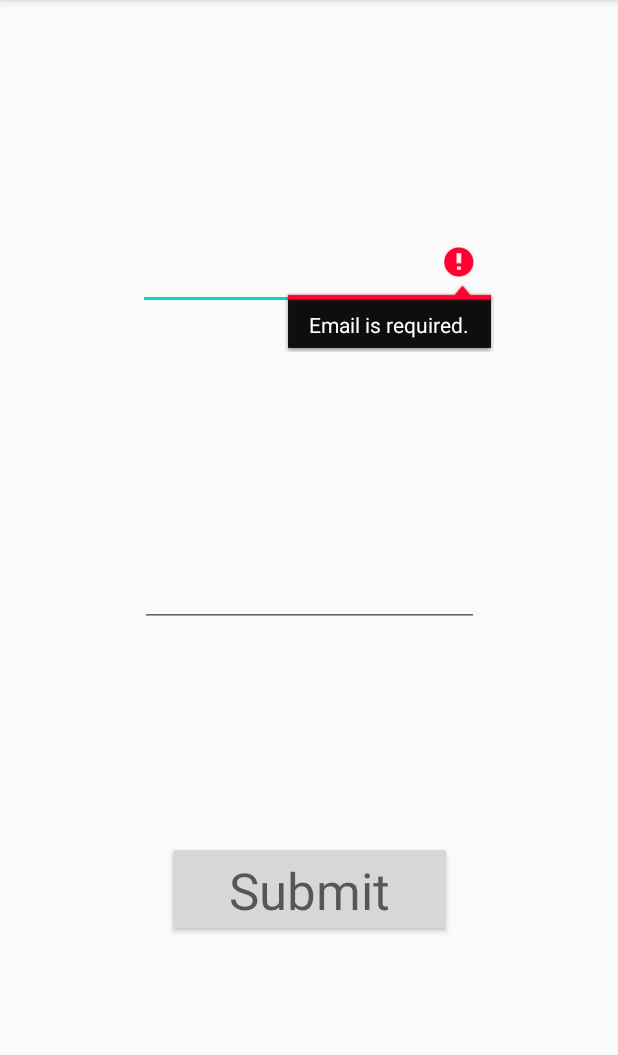
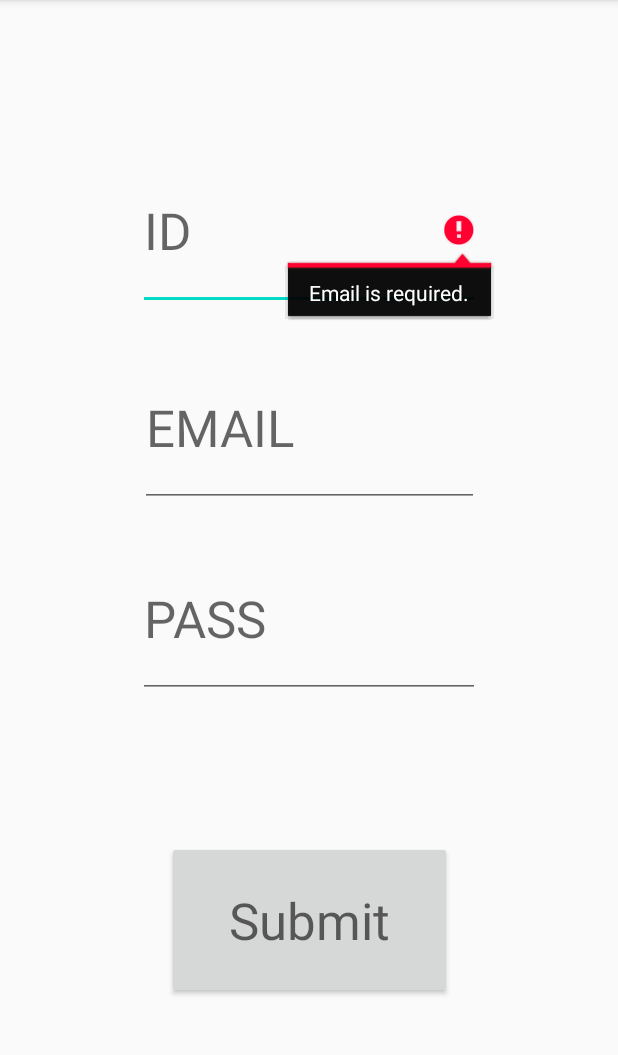
Before and after one commit to bhargavd2/voting_app, an Android app: the addvoter screen opened directly, with no data from a screen before it, after a tap on "Submit", on a phone screen of 412 x 824 dp, the part 84-1139 px from its top. Run offline under Robolectric (Android 15) with nearby library versions, the phone set to English and light mode, and no system bars; our stand-ins replace Firebase (no records; nobody signed in at launch, a user with empty details on screens opened directly).

Commit message:
minor updates in - addvoter.java - viewvoter.java - activity_add_candidate.xml - activity_addvoter.xml - activity_removecandidate.xml - activity_removevoter.xml

```diff
--- a/app/src/main/java/com/example/voting/addvoter.java
+++ b/app/src/main/java/com/example/voting/addvoter.java
@@ -29,7 +29,7 @@ public class addvoter extends AppCompatActivity {
     Button b;
     FirebaseAuth fauth;
     FirebaseDatabase ab;
-    String email,pass;
+    String id,email,pass;
 
     @Override
     protected void onCreate(Bundle savedInstanceState) {
@@ -38,6 +38,7 @@ public class addvoter extends AppCompatActivity {
 
         e1=findViewById(R.id.editText);
         e2=findViewById(R.id.editText2);
+        e3=findViewById(R.id.editText3);
         fauth=FirebaseAuth.getInstance();
         b=findViewById(R.id.button);
         b.setOnClickListener(new View.OnClickListener()
@@ -45,14 +46,19 @@ public class addvoter extends AppCompatActivity {
             @Override
             public void onClick(View v)
             {
-                email=e1.getText().toString().trim();
-                pass=e2.getText().toString().trim();
+                email=e2.getText().toString().trim();
+                pass=e3.getText().toString().trim();
+                id=e1.getText().toString().trim();
                 if(TextUtils.isEmpty(email)){
                     e1.setError("Email is required.");
                     return;
                 }
                 if(TextUtils.isEmpty(pass)){
                     e2.setError("Password is required.");
+                    return;
+                }
+                if(TextUtils.isEmpty(id)){
+                    e2.setError("id is required.");
                     return;
                 }
                 if(pass.length()<6){
@@ -66,9 +72,8 @@ public class addvoter extends AppCompatActivity {
                     public void onComplete(@NonNull Task<AuthResult> task) {
                         if(task.isSuccessful()){
 
-                            member m=new member(FirebaseAuth.getInstance().getCurrentUser().getEmail(),"false");
-                            FirebaseDatabase.getInstance().getReference("voters")
-                                    .child(FirebaseAuth.getInstance().getCurrentUser().getUid())
+                            member m=new member(FirebaseAuth.getInstance().getCurrentUser().getEmail(),"false",id,FirebaseAuth.getInstance().getCurrentUser().getUid());
+                            FirebaseDatabase.getInstance().getReference("voters").child(id)
                                     .setValue(m).addOnCompleteListener(new OnCompleteListener<Void>() {
                                 @Override
                                 public void onComplete(@NonNull Task<Void> task) {
@@ -106,14 +111,18 @@ public class addvoter extends AppCompatActivity {
 class member
 {
     public String status;
-    public String eamil;
+    public String email;
+    public String id;
+    public String uid;
 
     member()
     {}
 
-    member(String a,String b)
+    member(String a,String b,String C,String d)
     {
         status=b;
-        eamil=a;
+        email=a;
+        id=C;
+        uid=d;
     }
 }
--- a/app/src/main/java/com/example/voting/viewvoter.java
+++ b/app/src/main/java/com/example/voting/viewvoter.java
@@ -36,7 +36,8 @@ public class viewvoter extends AppCompatActivity {
                         for ( DataSnapshot snapshot : datasnapshot.getChildren())
                         {
                             member m =snapshot.getValue(member.class);
-                            list.add(m.eamil);
+                            String txt =m.id+" -- "+m.email;
+                            list.add(txt);
                         }
                         adapter.notifyDataSetChanged();
                     }
--- a/app/src/main/res/layout/activity_add_candidate.xml
+++ b/app/src/main/res/layout/activity_add_candidate.xml
@@ -12,8 +12,8 @@
         android:layout_height="wrap_content"
         android:layout_marginBottom="48dp"
         android:ems="10"
+        android:hint="Candidate  Id"
         android:inputType="textPersonName"
-        android:text="Candidate  Id"
         app:layout_constraintBottom_toTopOf="@+id/editText3"
         app:layout_constraintEnd_toEndOf="parent"
         app:layout_constraintHorizontal_bias="0.497"
@@ -24,8 +24,8 @@
         android:layout_width="wrap_content"
         android:layout_height="wrap_content"
         android:ems="10"
+        android:hint="name"
         android:inputType="textPersonName"
-        android:text="Name"
         app:layout_constraintBottom_toTopOf="@+id/editText2"
         app:layout_constraintEnd_toEndOf="parent"
         app:layout_constraintHorizontal_bias="0.497"
@@ -50,8 +50,8 @@
         android:layout_height="wrap_content"
         android:layout_marginBottom="48dp"
         android:ems="10"
+        android:hint="Party"
         android:inputType="textPersonName"
-        android:text="Party"
         app:layout_constraintBottom_toTopOf="@+id/button"
         app:layout_constraintEnd_toEndOf="parent"
         app:layout_constraintHorizontal_bias="0.497"
--- a/app/src/main/res/layout/activity_addvoter.xml
+++ b/app/src/main/res/layout/activity_addvoter.xml
@@ -9,39 +9,56 @@
     <EditText
         android:id="@+id/editText"
         android:layout_width="228dp"
-        android:layout_height="63dp"
+        android:layout_height="0dp"
+        android:layout_marginTop="101dp"
+        android:layout_marginBottom="25dp"
         android:ems="10"
-        android:inputType="textEmailAddress"
+        android:hint="ID"
+        android:inputType="number"
         android:textAppearance="@style/TextAppearance.AppCompat.Display1"
         app:layout_constraintBottom_toTopOf="@+id/editText2"
         app:layout_constraintEnd_toEndOf="parent"
-        app:layout_constraintHorizontal_bias="0.5"
         app:layout_constraintStart_toStartOf="parent"
         app:layout_constraintTop_toTopOf="parent" />
 
     <EditText
-        android:id="@+id/editText2"
-        android:layout_width="226dp"
-        android:layout_height="68dp"
+        android:id="@+id/editText3"
+        android:layout_width="228dp"
+        android:layout_height="0dp"
+        android:layout_marginBottom="95dp"
         android:ems="10"
+        android:hint="PASS"
         android:inputType="textPassword"
         android:textAppearance="@style/TextAppearance.AppCompat.Display1"
         app:layout_constraintBottom_toTopOf="@+id/button"
         app:layout_constraintEnd_toEndOf="parent"
-        app:layout_constraintHorizontal_bias="0.5"
+        app:layout_constraintStart_toStartOf="parent"
+        app:layout_constraintTop_toBottomOf="@+id/editText2" />
+
+    <EditText
+        android:id="@+id/editText2"
+        android:layout_width="226dp"
+        android:layout_height="0dp"
+        android:layout_marginBottom="22dp"
+        android:ems="10"
+        android:hint="EMAIL"
+        android:inputType="textEmailAddress"
+        android:textAppearance="@style/TextAppearance.AppCompat.Display1"
+        app:layout_constraintBottom_toTopOf="@+id/editText3"
+        app:layout_constraintEnd_toEndOf="parent"
         app:layout_constraintStart_toStartOf="parent"
         app:layout_constraintTop_toBottomOf="@+id/editText" />
 
     <Button
         android:id="@+id/button"
         android:layout_width="190dp"
-        android:layout_height="64dp"
+        android:layout_height="0dp"
+        android:layout_marginBottom="102dp"
         android:text="Submit"
         android:textAppearance="@style/TextAppearance.AppCompat.Display1"
         app:layout_constraintBottom_toBottomOf="parent"
         app:layout_constraintEnd_toEndOf="parent"
-        app:layout_constraintHorizontal_bias="0.5"
         app:layout_constraintStart_toStartOf="parent"
-        app:layout_constraintTop_toBottomOf="@+id/editText2" />
+        app:layout_constraintTop_toBottomOf="@+id/editText3" />
 
 </androidx.constraintlayout.widget.ConstraintLayout>
--- a/app/src/main/res/layout/activity_removecandidate.xml
+++ b/app/src/main/res/layout/activity_removecandidate.xml
@@ -10,8 +10,8 @@
         android:layout_width="wrap_content"
         android:layout_height="wrap_content"
         android:ems="10"
+        android:hint="id"
         android:inputType="textPersonName"
-        android:text="id"
         app:layout_constraintBottom_toBottomOf="parent"
         app:layout_constraintEnd_toEndOf="parent"
         app:layout_constraintHorizontal_bias="0.497"
--- a/app/src/main/res/layout/activity_removevoter.xml
+++ b/app/src/main/res/layout/activity_removevoter.xml
@@ -5,13 +5,14 @@
     android:layout_width="match_parent"
     android:layout_height="match_parent"
     tools:context=".removevoter">
+
     <EditText
         android:id="@+id/editText"
         android:layout_width="wrap_content"
         android:layout_height="wrap_content"
         android:ems="10"
-        android:inputType="textPersonName"
-        android:text="id"
+        android:hint="id"
+        android:inputType="number"
         app:layout_constraintBottom_toBottomOf="parent"
         app:layout_constraintEnd_toEndOf="parent"
         app:layout_constraintHorizontal_bias="0.497"
```
